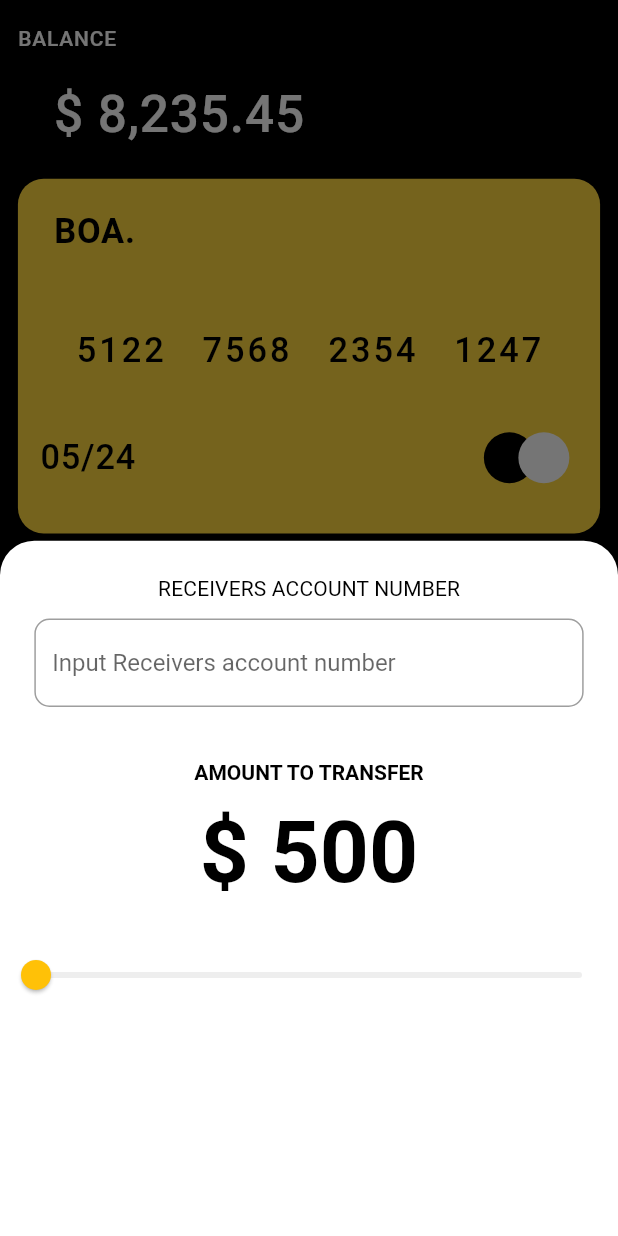
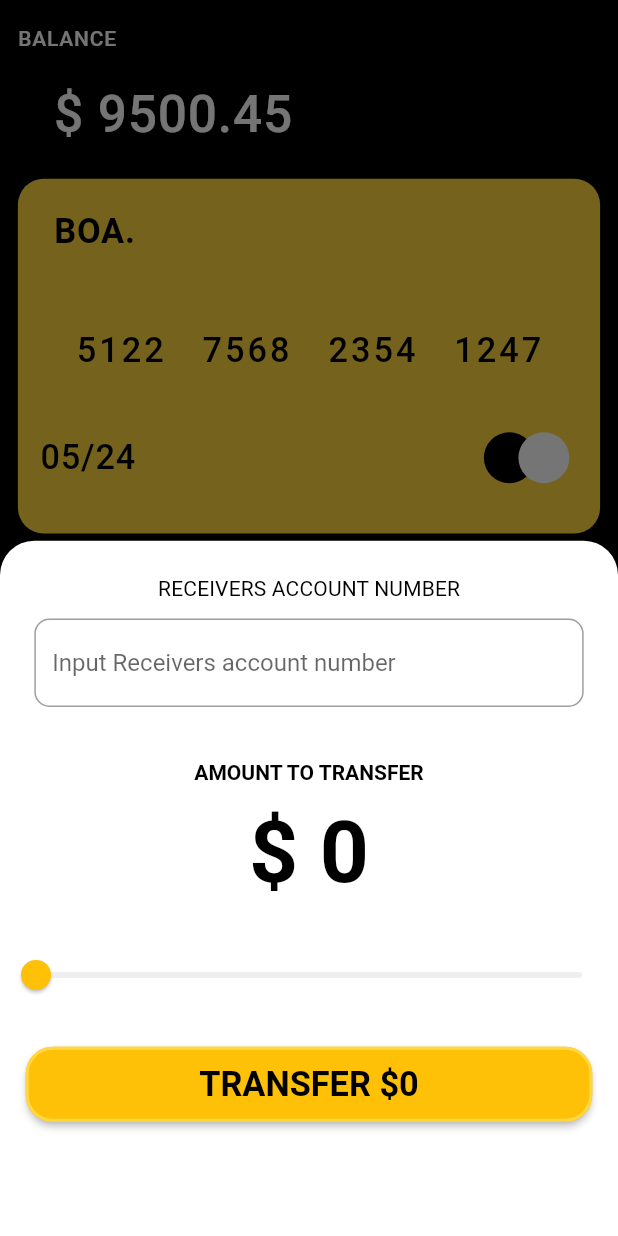
Before and after one commit to henryadebayo/nance, a Flutter app: the screen it shows after launch, item 4 of the bottom bar chosen, after a tap on the "call made" icon, on a phone screen of 412 x 824 dp. Run offline on Flutter 3.47's test engine with Material 2 defaults, Android fonts, the phone set to English and light mode, and no system bars; our stand-ins replace flutter_screenutil.

Commit message:
building Wallet BottomSheet UI

```diff
--- /dev/null
+++ b/lib/UI/bottomSheet.dart
@@ -0,0 +1,16 @@
+import 'package:flutter/material.dart';
+
+
+class BottomSheet extends StatefulWidget {
+  const BottomSheet({Key? key}) : super(key: key);
+
+  @override
+  State<BottomSheet> createState() => _BottomSheetState();
+}
+
+class _BottomSheetState extends State<BottomSheet> {
+  @override
+  Widget build(BuildContext context) {
+    return Container();
+  }
+}
--- a/lib/UI/bottom_navigation.dart
+++ b/lib/UI/bottom_navigation.dart
@@ -19,7 +19,7 @@ class _BottomNavigationState extends State<BottomNavigation> {
      const HomeScreen(),
      const OtherScreen(),
      const HistoryScreen(),
-     const WalletScreen(),
+      WalletScreen(),
   ];
 
   @override
--- a/lib/UI/wallet_screen.dart
+++ b/lib/UI/wallet_screen.dart
@@ -4,13 +4,18 @@ import 'package:flutter/widgets.dart';
 import 'package:flutter_screenutil/flutter_screenutil.dart';
 
 class WalletScreen extends StatefulWidget {
-  const WalletScreen({Key? key}) : super(key: key);
+
+   const WalletScreen({Key? key,}) : super(key: key);
 
   @override
   State<WalletScreen> createState() => _WalletScreenState();
 }
 
+
 class _WalletScreenState extends State<WalletScreen> {
+ double _currentValue = 0;
+final double _userBalance = 9500.45;
+
   @override
   Widget build(BuildContext context) {
     return  Scaffold(
@@ -33,7 +38,7 @@ class _WalletScreenState extends State<WalletScreen> {
                   ),),
                   Padding(
                     padding: EdgeInsets.symmetric(horizontal: 20.0.h, vertical: 20.0.w),
-                    child:  Text("\$ 8,235.45", style: TextStyle(
+                    child:  Text("\$ ${_userBalance}", style: TextStyle(
                       color: Colors.white,
                       fontWeight: FontWeight.w500,
                         letterSpacing: 0.5,
@@ -168,9 +173,24 @@ class _WalletScreenState extends State<WalletScreen> {
                           height: 90.0.h,
                           width: 300.0.w,
                           decoration: BoxDecoration(
+                            color: Colors.white,
                             borderRadius: BorderRadius.circular(15.0),
                            // color: Colors.black,
-                            border: Border.all(color: Colors.grey, width: 1.0.w)
+                            border: Border.all(color: Colors.white54, width: 1.0.w),
+                              boxShadow: const [
+                                BoxShadow(
+                                  color: Color(0xFFF5F5F5),
+                                  offset: Offset(4,4),
+                                  blurRadius: 10.0,
+                                  spreadRadius:1,
+                                ),
+                                BoxShadow(
+                                  color: Color(0xFFFAFaFA),
+                                  offset: Offset(-4, -4),
+                                  blurRadius: 10.0,
+                                  spreadRadius:1,
+                                ),
+                              ]
                           ),
                           child: Row(
                             mainAxisAlignment: MainAxisAlignment.spaceAround,
@@ -180,28 +200,39 @@ class _WalletScreenState extends State<WalletScreen> {
                                 mainAxisAlignment: MainAxisAlignment.center,
                                 children: [
                                   IconButton(icon: const Icon(Icons.call_made_sharp, color: Colors.black,), onPressed: () {
-                                    showModalBottomSheet<void>(
+                                    showModalBottomSheet(
                                       backgroundColor: Colors.transparent,
                                       context: context,
-                                        builder: (BuildContext context){
+                                        builder: (context){
+                                      return StatefulBuilder(
+                                        builder: (BuildContext context, StateSetter setState) {
                                           return Container(
                                             height: 500.0.h,
                                             decoration: BoxDecoration(
                                                 color: Colors.white,
-                                          borderRadius: BorderRadius.only(topRight: Radius.circular(20.0.r), topLeft: Radius.circular(20.0.r), )
+                                                borderRadius: BorderRadius.only(
+                                                  topRight: Radius.circular(20.0
+                                                      .r),
+                                                  topLeft: Radius.circular(20.0
+                                                      .r),)
                                             ),
                                             child: Column(
-                                         crossAxisAlignment:CrossAxisAlignment.center,
-                                          children:  [
+                                              crossAxisAlignment: CrossAxisAlignment
+                                                  .center,
+                                              children: [
                                                 SizedBox(height: 20.0.h,),
-                                            Text("RECEIVERS ACCOUNT NUMBER", style: TextStyle(
+                                                Text("RECEIVERS ACCOUNT NUMBER",
+                                                  style: TextStyle(
                                                       color: Colors.black,
                                                       letterSpacing: 0.1.w
                                                   ),),
                                                 Padding(
-                                               padding:  EdgeInsets.symmetric(horizontal: 20.0.w, vertical: 10.0.h),
+                                                  padding: EdgeInsets.symmetric(
+                                                      horizontal: 20.0.w,
+                                                      vertical: 10.0.h),
                                                   child: TextFormField(
-                                                 keyboardType: TextInputType.number,
+                                                    keyboardType: TextInputType
+                                                        .number,
                                                     decoration: InputDecoration(
                                                       hintText: "Input Receivers account number",
                                                       focusColor: Colors.white,
@@ -212,26 +243,34 @@ class _WalletScreenState extends State<WalletScreen> {
                                                       // ),
                                                       //errorText: "Error",
                                                       border: OutlineInputBorder(
-                                                     borderRadius: BorderRadius.circular(10.0),
+                                                        borderRadius: BorderRadius
+                                                            .circular(10.0),
                                                       ),
                                                       focusedBorder: OutlineInputBorder(
                                                         borderSide:
-                                                     const BorderSide(color: Colors.amber, width: 1.0),
-                                                     borderRadius: BorderRadius.circular(10.0),
+                                                        const BorderSide(
+                                                            color: Colors.amber,
+                                                            width: 1.0),
+                                                        borderRadius: BorderRadius
+                                                            .circular(10.0),
                                                       ),
                                                     ),
                                                   ),
                                                 ),
                                                 SizedBox(height: 20.0.h,),
-                                            const Text("AMOUNT TO TRANSFER", style: TextStyle(
+                                                const Text("AMOUNT TO TRANSFER",
+                                                  style: TextStyle(
                                                       color: Colors.black,
-                                              fontWeight: FontWeight.bold,
+                                                      fontWeight: FontWeight
+                                                          .bold,
                                                       letterSpacing: 0.01
                                                   ),),
                                                 SizedBox(
                                                   height: 10.0.h,
                                                 ),
-                                            Text("\$ 500", style: TextStyle(
+                                                Text("\$ ${_currentValue
+                                                    .toInt()}",
+                                                  style: TextStyle(
                                                     color: Colors.black,
                                                     fontWeight: FontWeight.bold,
                                                     letterSpacing: 0.01,
@@ -241,17 +280,61 @@ class _WalletScreenState extends State<WalletScreen> {
                                                   height: 20.0.h,
                                                 ),
                                                 Slider(
-                                                value: 0.0, onChanged: (value){
+                                                  value: _currentValue,
+                                                  min: 0.0,
+                                                  max: _userBalance,
+                                                  onChanged: (value) {
                                                     setState(() {
-                                                    var _value = value;
+                                                      _currentValue = value;
                                                     });
+                                                    // print(
+                                                    //     _currentValue.toInt());
                                                   },
-                                              activeColor: Colors.amberAccent,
-                                              inactiveColor: Colors.grey[200],
+                                                  activeColor: Colors
+                                                      .amberAccent,
+                                                  inactiveColor: Colors
+                                                      .grey[200],
                                                   thumbColor: Colors.amber,
+                                                ),
+                                                SizedBox(height: 20.0.h,),
+                                                Padding(
+                                                  padding:  EdgeInsets.symmetric(horizontal: 15.0.w),
+                                                  child: SizedBox(
+                                                    width: double.infinity,
+                                                      height: 50.0,
+                                                      child: TextButton(onPressed: (){}, child: Center(
+                                                          child:
+                                                          Text("TRANSFER \$${_currentValue.toInt()}",
+                                                            style:  TextStyle(
+                                                      color: Colors.black,
+                                                      fontWeight: FontWeight.bold,
+                                                      letterSpacing: 0.01,
+                                                     fontSize: 20.0.sp,
+                                                    ),)
+                                                      ),
+                                                        style: ButtonStyle(
+                                                          backgroundColor: MaterialStateProperty.all(
+                                                          Colors.amber,
+
+                                                          ),
+                                                          shape: MaterialStateProperty.all<RoundedRectangleBorder>(
+                                                            RoundedRectangleBorder(
+                                                              borderRadius: BorderRadius.circular(18.0),
+                                                              side: const BorderSide(
+                                                                color: Colors.amberAccent,
+                                                                width: 2.0,
+                                                                          ),
+                                                                      ),
+                                                                  ),
+                                                          elevation: MaterialStateProperty.all(2.0),
+                                                        ),
+                                                      ),
+                                                  ),
                                                 ),
                                               ],
                                             ),
+                                          );
+                                        }
                                       );
                                     });
                                   },),
```
Lines whose indentation alone changed are shown as unchanged.
